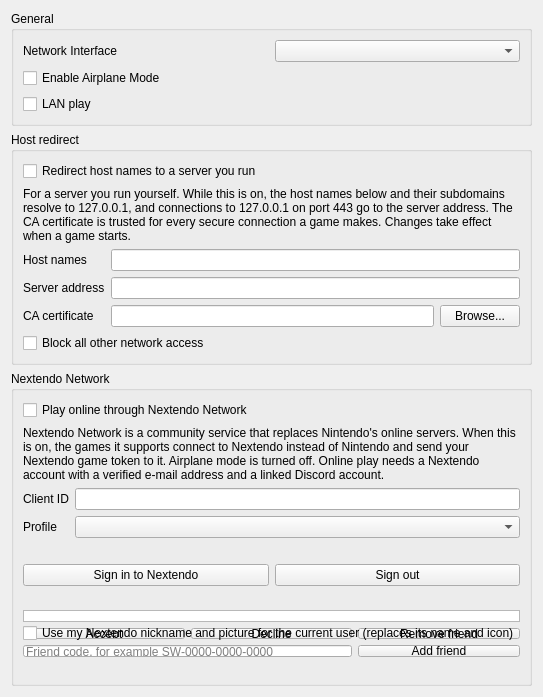
AC-Storm-YT/Lichii, file src/lichii/configuration/configure_network.ui: the form before one commit.
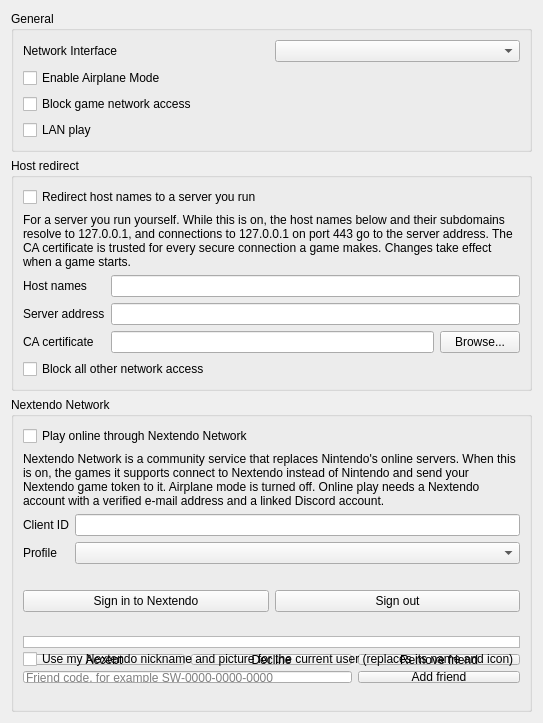
The form after the commit.

Commit message: network: add an option to block game network access

What changed in the file:
```diff
--- a/src/lichii/configuration/configure_network.ui
+++ b/src/lichii/configuration/configure_network.ui
@@ -43,6 +43,16 @@
          </widget>
         </item>
         <item row="3" column="0" colspan="2">
+         <widget class="QCheckBox" name="block_game_network">
+          <property name="toolTip">
+           <string>Keeps games off the network: they can reach only this PC's loopback address. Host name lookups, connections and datagrams to anywhere else, multiplayer rooms, local wireless, LAN play, Nextendo online play and web pages a game opens are all blocked, and games see no network connection. Lichii's own connections, such as updates and signing in, are unaffected. Takes effect when a game starts.</string>
+          </property>
+          <property name="text">
+           <string>Block game network access</string>
+          </property>
+         </widget>
+        </item>
+        <item row="4" column="0" colspan="2">
          <widget class="QCheckBox" name="lan_play">
           <property name="toolTip">
            <string>Plays local wireless games with other Lichii instances or ldn_mitm consoles on the same network, without a room. If you are in a room when a game starts local play, the room is used instead.</string>
```
The commit also changes 20 other files.
